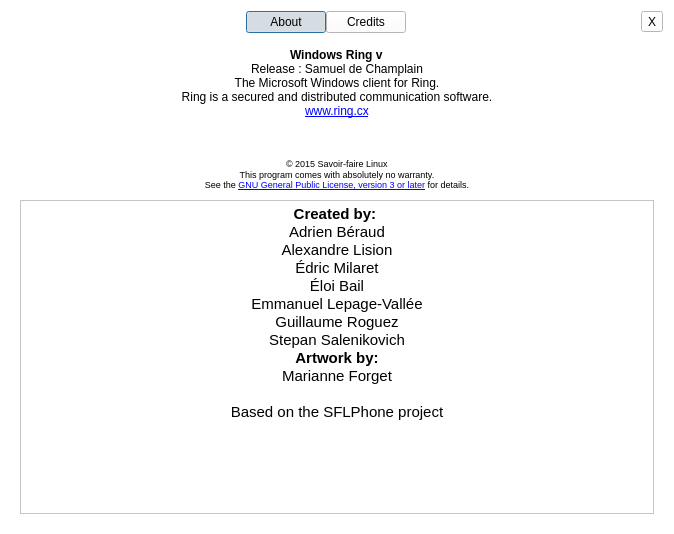
Before: the Qt Designer form aboutdialog.ui in savoirfairelinux/jami-client-windows, drawn with Qt 5.
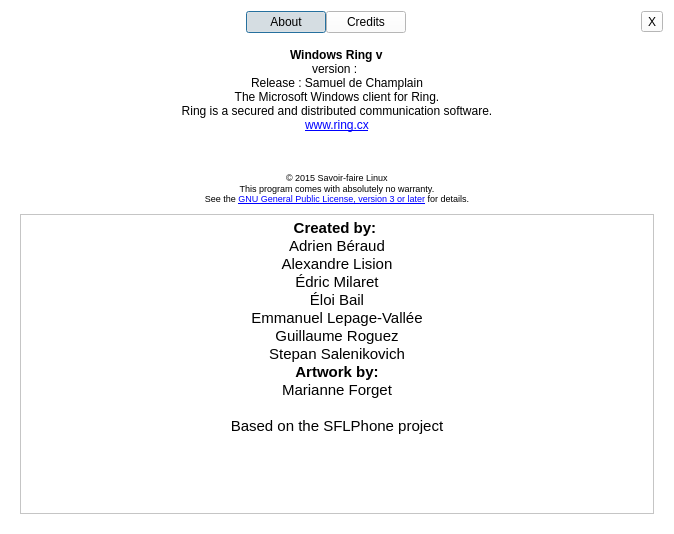
After: the same form once the commit is applied. Icons and pictures are not drawn.

Commit message:
windows: add git describe
Refs #73687

```diff
--- a/aboutdialog.ui
+++ b/aboutdialog.ui
@@ -549,6 +549,16 @@
         </property>
        </widget>
       </item>
+      <item alignment="Qt::AlignHCenter">
+       <widget class="QLabel" name="gitVersionLabel">
+        <property name="text">
+         <string>version : </string>
+        </property>
+        <property name="margin">
+         <number>5</number>
+        </property>
+       </widget>
+      </item>
       <item alignment="Qt::AlignHCenter">
        <widget class="QLabel" name="releaseLabel">
         <property name="text">
```
The commit also changes 2 other files.
